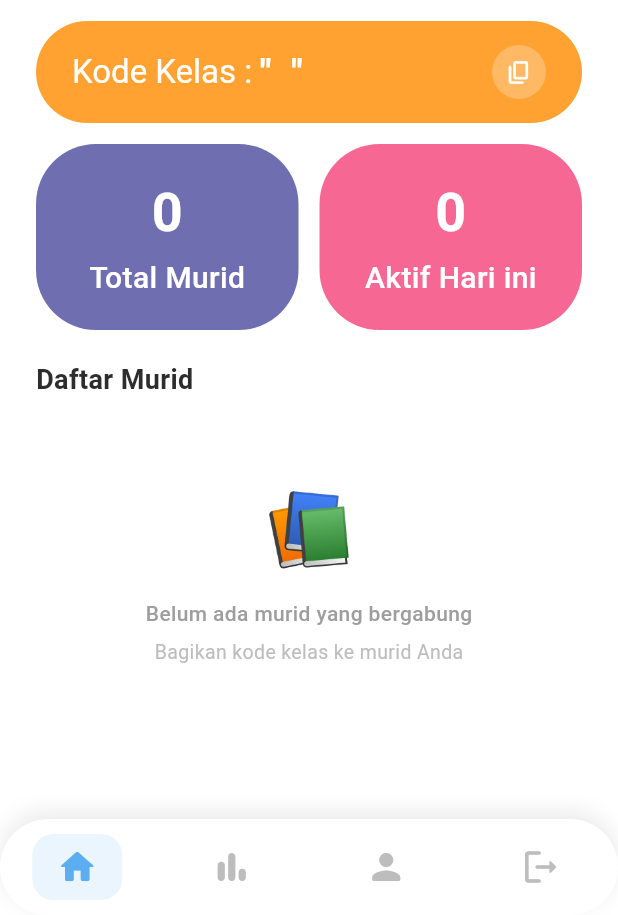
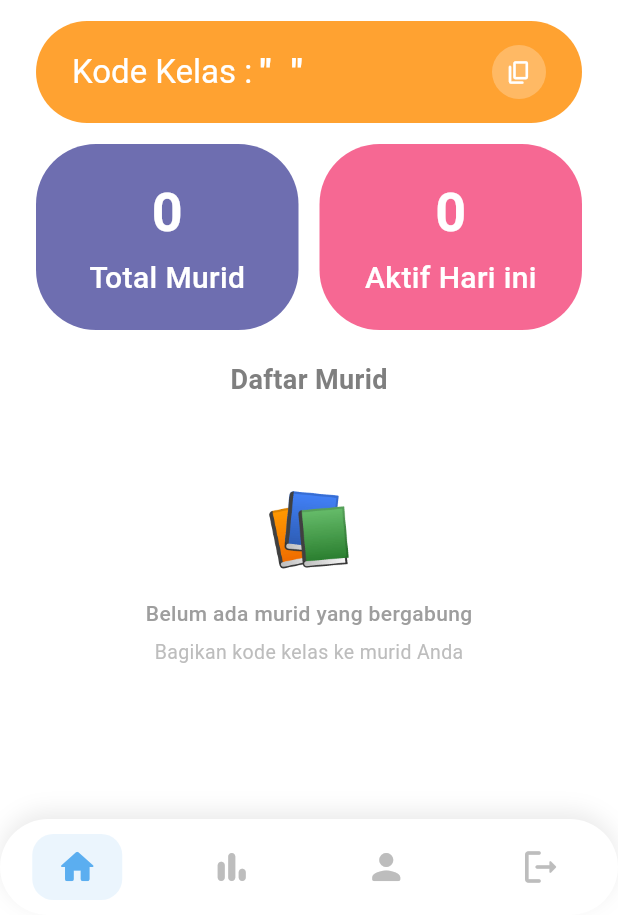
Before and after one commit to marahrofidah/imrithys_rhymes_flutter, a Flutter app: the TeacherDashboardPage screen opened by its route, on a phone screen of 412 x 824 dp, the part 321-1236 px from its top. Run offline on Flutter 3.47's test engine with Material 3 defaults, Android fonts, the light colour scheme and no system bars; our stand-ins replace flutter_dotenv, shared_preferences, supabase_flutter; accounts and stored records are empty.

Commit message:
daftar murid

```diff
--- a/lib/features/teacher/dashboard_page.dart
+++ b/lib/features/teacher/dashboard_page.dart
@@ -129,7 +129,7 @@ class _TeacherDashboardPageState extends State<TeacherDashboardPage> {
                     vertical: 8,
                   ),
                   child: Column(
-                    crossAxisAlignment: CrossAxisAlignment.start,
+                    crossAxisAlignment: CrossAxisAlignment.center,
                     children: [
                       // ── Welcome Card
                       _buildWelcomeCard(),
@@ -149,7 +149,7 @@ class _TeacherDashboardPageState extends State<TeacherDashboardPage> {
                         style: TextStyle(
                           fontSize: 18,
                           fontWeight: FontWeight.bold,
-                          color: Color(0xFF2D2D2D),
+                          color: Color.fromARGB(221, 107, 107, 107),
                         ),
                       ),
                       const SizedBox(height: 12),
```
Also changed, not shown: lib/features/auth/login_page.dart (+16 -2 lines).
